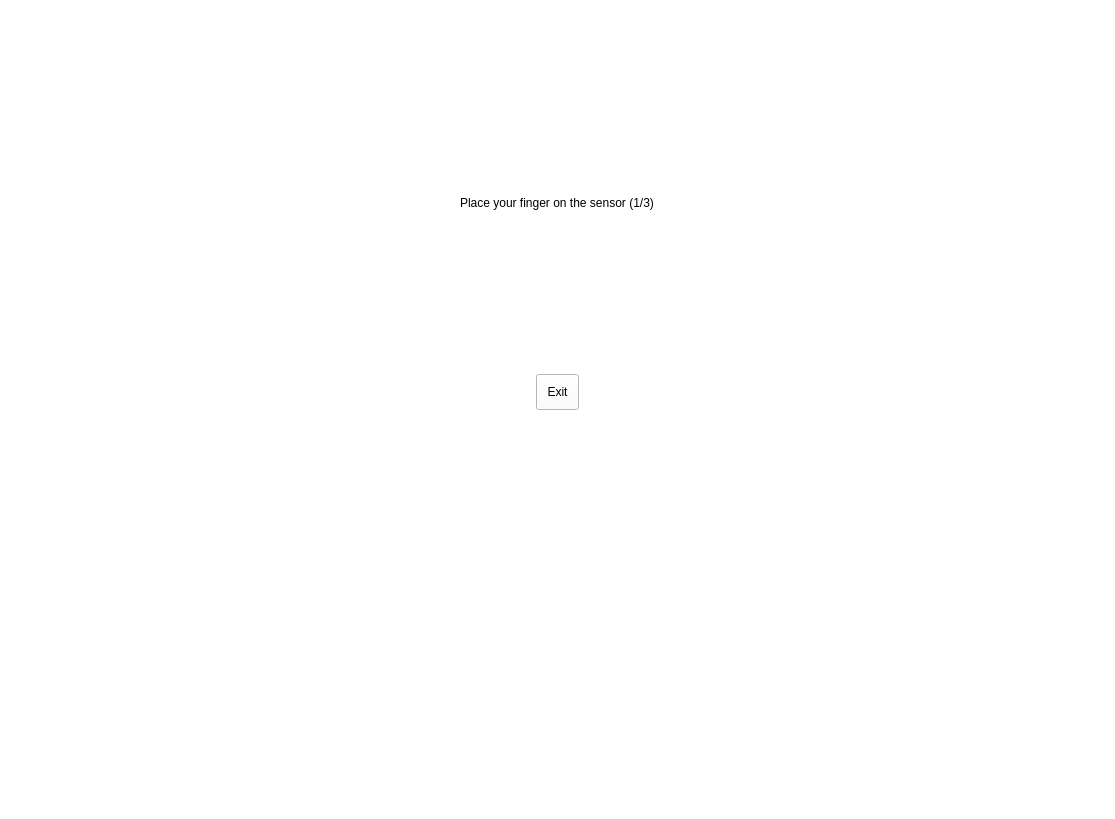
Old version of the form enrolfingerprint.ui in the repository arc-bphc/sims-gui.
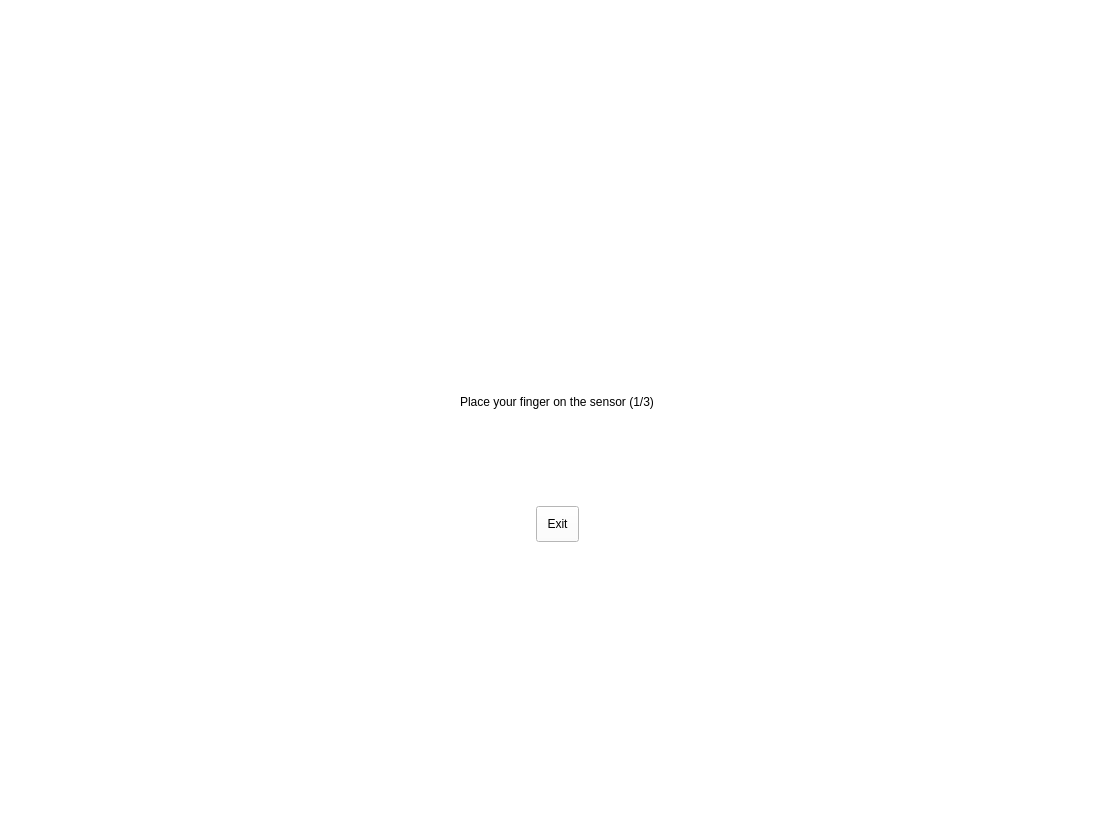
New version of the form. Icons and pictures are not drawn.

The edit to the form file:
```diff
--- a/enrolfingerprint.ui
+++ b/enrolfingerprint.ui
@@ -19,20 +19,7 @@
 </string>
   </property>
   <layout class="QGridLayout" name="gridLayout_2">
-   <item row="0" column="2">
-    <spacer name="horizontalSpacer_2">
-     <property name="orientation">
-      <enum>Qt::Horizontal</enum>
-     </property>
-     <property name="sizeHint" stdset="0">
-      <size>
-       <width>40</width>
-       <height>20</height>
-      </size>
-     </property>
-    </spacer>
-   </item>
-   <item row="0" column="1">
+   <item row="1" column="1">
     <layout class="QGridLayout" name="gridLayout">
      <item row="2" column="2">
       <spacer name="verticalSpacer_4">
@@ -162,7 +149,7 @@
      </item>
     </layout>
    </item>
-   <item row="0" column="0">
+   <item row="1" column="0">
     <spacer name="horizontalSpacer">
      <property name="orientation">
       <enum>Qt::Horizontal</enum>
@@ -175,7 +162,7 @@
      </property>
     </spacer>
    </item>
-   <item row="1" column="1">
+   <item row="2" column="1">
     <spacer name="verticalSpacer_2">
      <property name="orientation">
       <enum>Qt::Vertical</enum>
@@ -188,6 +175,32 @@
      </property>
     </spacer>
    </item>
+   <item row="1" column="2">
+    <spacer name="horizontalSpacer_2">
+     <property name="orientation">
+      <enum>Qt::Horizontal</enum>
+     </property>
+     <property name="sizeHint" stdset="0">
+      <size>
+       <width>40</width>
+       <height>20</height>
+      </size>
+     </property>
+    </spacer>
+   </item>
+   <item row="0" column="1">
+    <spacer name="verticalSpacer_3">
+     <property name="orientation">
+      <enum>Qt::Vertical</enum>
+     </property>
+     <property name="sizeHint" stdset="0">
+      <size>
+       <width>20</width>
+       <height>40</height>
+      </size>
+     </property>
+    </spacer>
+   </item>
   </layout>
  </widget>
  <resources/>
```
